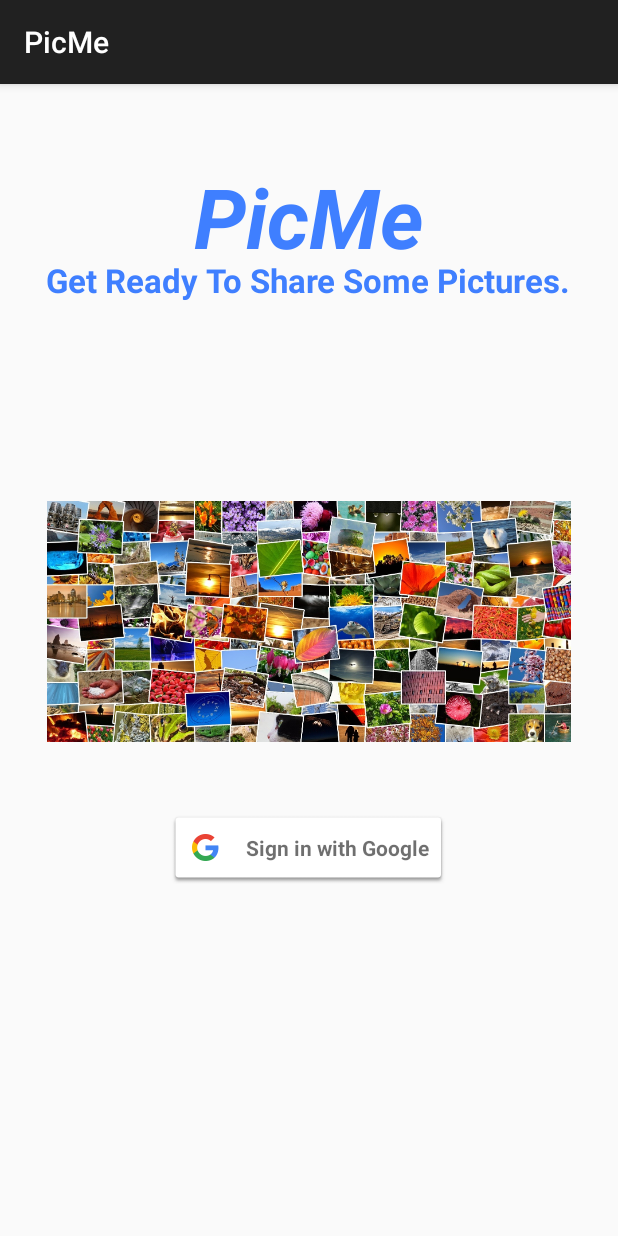
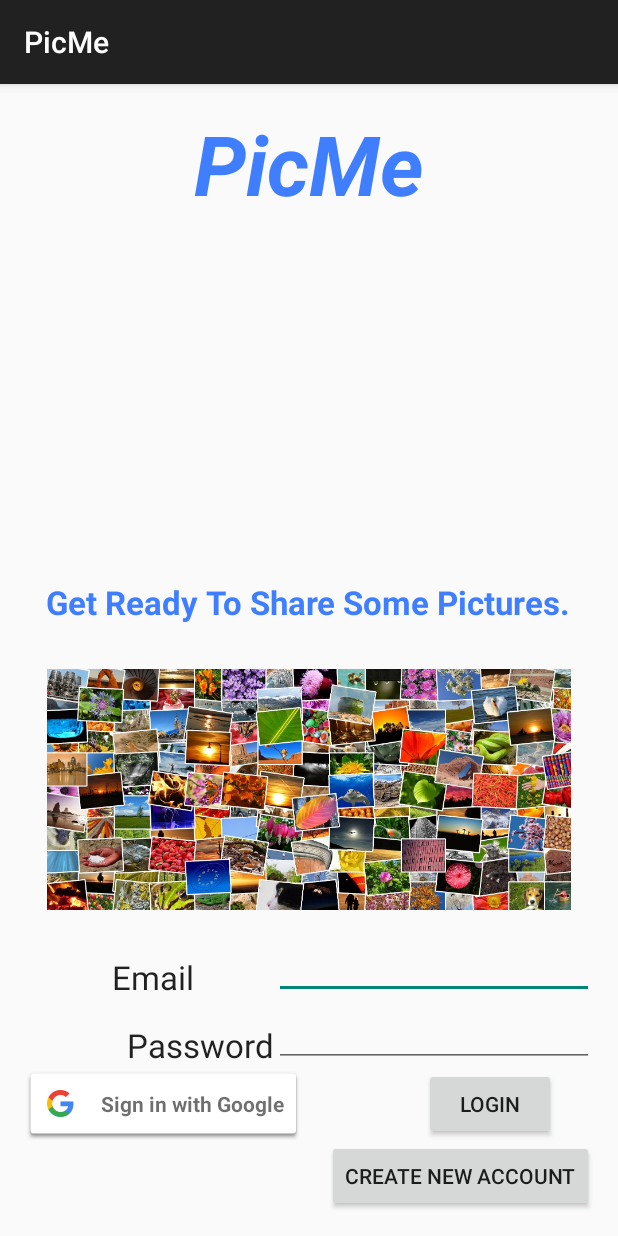
Before and after one commit to Matthancock03/cmpe137_project, an Android app: the screen it shows after launch (Login), on a phone screen of 412 x 824 dp. Run offline under Robolectric (Android 15) with nearby library versions, the phone set to English and light mode, and no system bars; libraries missing offline, so code that uses them is left out: com.firebase.client, com.firebase.simplelogin; 4 statements that could not run were skipped.

Commit message:
added email/password login

```diff
--- a/PicMe/app/src/main/java/com/example/misanthropic/picme/Login.java
+++ b/PicMe/app/src/main/java/com/example/misanthropic/picme/Login.java
@@ -1,30 +1,23 @@
 package com.example.misanthropic.picme;
 
-import android.app.Activity;
 import android.app.ProgressDialog;
 import android.content.Intent;
 import android.os.AsyncTask;
-import android.os.Debug;
+import android.os.Bundle;
 import android.support.v7.app.AppCompatActivity;
-import android.os.Bundle;
 import android.util.Log;
-import android.view.Menu;
-import android.view.MenuItem;
 import android.view.View;
-import android.widget.TextView;
 import android.widget.Button;
 import android.widget.EditText;
+import android.widget.TextView;
 import android.widget.Toast;
 
 import com.firebase.client.AuthData;
 import com.firebase.client.Firebase;
 import com.firebase.client.FirebaseError;
-
-import java.io.IOException;
-import java.util.Map;
-
 import com.firebase.simplelogin.FirebaseSimpleLoginError;
 import com.firebase.simplelogin.FirebaseSimpleLoginUser;
+import com.firebase.simplelogin.SimpleLogin;
 import com.firebase.simplelogin.SimpleLoginAuthenticatedHandler;
 import com.google.android.gms.auth.GoogleAuthException;
 import com.google.android.gms.auth.GoogleAuthUtil;
@@ -34,19 +27,23 @@ import com.google.android.gms.auth.api.signin.GoogleSignInAccount;
 import com.google.android.gms.auth.api.signin.GoogleSignInOptions;
 import com.google.android.gms.auth.api.signin.GoogleSignInResult;
 import com.google.android.gms.common.ConnectionResult;
-import com.google.android.gms.common.Scopes;
 import com.google.android.gms.common.SignInButton;
 import com.google.android.gms.common.api.GoogleApiClient;
-import com.google.android.gms.common.api.OptionalPendingResult;
 import com.google.android.gms.common.api.ResultCallback;
 import com.google.android.gms.common.api.Status;
-import com.google.android.gms.common.Scopes;
+
+import java.io.IOException;
 
 
 public class Login extends AppCompatActivity implements
         GoogleApiClient.OnConnectionFailedListener,
         View.OnClickListener {
 
+    public SimpleLogin authClient;
+    private EditText user;
+    private EditText pass;
+    private Button login;
+    private Button createuser;
     Firebase myFirebaseRef;
     String name;
     String email;
@@ -97,11 +94,41 @@ public class Login extends AppCompatActivity implements
         signInButton.setSize(SignInButton.SIZE_WIDE);
         signInButton.setScopes(gso.getScopeArray());
         // [END customize_button]
+
+
     }
 
     @Override
     public void onStart() {
         super.onStart();
+
+        myFirebaseRef = new Firebase("https://PicMe.firebaseio.com");
+
+        user = (EditText) findViewById(R.id.UserField);
+        pass = (EditText) findViewById(R.id.PassField);
+        login = (Button) findViewById(R.id.Login);
+        createuser = (Button) findViewById(R.id.createuser);
+
+        authClient = new SimpleLogin(myFirebaseRef, getApplicationContext());
+
+        login.setOnClickListener(new View.OnClickListener() {
+            @Override
+            public void onClick(View v) {
+                login();
+                email = user.getText().toString();
+                //Toast.makeText(getApplicationContext(), ""+email, Toast.LENGTH_SHORT).show();
+            }
+        });
+
+        createuser.setOnClickListener(new View.OnClickListener() {
+            @Override
+            public void onClick(View v) {
+                createuser();
+                //Firebase newaccref = myFirebaseRef.child("Users");
+                //Acc newacc = new Acc(user.getText().toString().replace(".", ","));
+                //newaccref.push().setValue(newacc);
+            }
+        });
         /*
         OptionalPendingResult<GoogleSignInResult> opr = Auth.GoogleSignInApi.silentSignIn(mGoogleApiClient);
 
@@ -148,7 +175,6 @@ public class Login extends AppCompatActivity implements
             final GoogleSignInAccount acct = result.getSignInAccount();
             name = acct.getDisplayName();
             email = acct.getEmail();
-
             Log.d("Login Status: ", "Successful Login");
             Log.d("Email: ", result.getSignInAccount().getIdToken());
             try {
@@ -316,4 +342,36 @@ public class Login extends AppCompatActivity implements
         };
         task.execute();
     }
+
+    public void GoToActivity(){
+        Intent i = new Intent(this, MainActivity.class);
+        startActivity(i);
+    }
+
+    public void login(){
+        authClient.loginWithEmail(user.getText().toString(), pass.getText().toString(), new SimpleLoginAuthenticatedHandler() {
+            public void authenticated(FirebaseSimpleLoginError error, FirebaseSimpleLoginUser user) {
+                if (error != null) {
+                    // There was an error logging into this account
+                } else {
+                    // We are now logged in
+                    GoToActivity();
+                }
+            }
+        });
+    }
+
+    public void createuser(){
+        authClient.createUser(user.getText().toString(), pass.getText().toString(), new SimpleLoginAuthenticatedHandler() {
+            public void authenticated(FirebaseSimpleLoginError error, FirebaseSimpleLoginUser user) {
+                if (error != null) {
+                    Toast.makeText(Login.this, "Username is taken", Toast.LENGTH_SHORT).show();
+                } else {
+                    Toast.makeText(Login.this, "New Account created", Toast.LENGTH_SHORT).show();
+
+
+                }
+            }
+        });
+    }
 }
--- a/PicMe/app/src/main/res/layout/fragment_login.xml
+++ b/PicMe/app/src/main/res/layout/fragment_login.xml
@@ -1,4 +1,4 @@
-<FrameLayout xmlns:android="http://schemas.android.com/apk/res/android"
+<RelativeLayout xmlns:android="http://schemas.android.com/apk/res/android"
     xmlns:tools="http://schemas.android.com/tools" android:layout_width="match_parent"
     android:layout_height="match_parent" android:paddingLeft="@dimen/activity_horizontal_margin"
     android:paddingRight="@dimen/activity_horizontal_margin"
@@ -12,13 +12,14 @@
         android:text="PicMe"
         android:id="@+id/header"
         android:layout_gravity="center_horizontal|top"
-        android:layout_marginTop="35dp"
         android:editable="false"
         android:gravity="center_horizontal"
         android:textSize="55dp"
         android:textStyle="bold|italic"
         android:textColor="#3f7fff"
-        android:singleLine="false" />
+        android:singleLine="false"
+        android:layout_alignParentTop="true"
+        android:layout_centerHorizontal="true" />
 
     <ImageView
         android:layout_width="wrap_content"
@@ -28,14 +29,16 @@
         android:src="@mipmap/album_image"
         android:paddingLeft="15dp"
         android:paddingRight="15dp"
-        android:layout_marginBottom="25dp" />
+        android:layout_above="@+id/PassField"
+        android:layout_alignParentEnd="true" />
 
     <com.google.android.gms.common.SignInButton
         android:id="@+id/sign_in_button"
         android:layout_width="wrap_content"
         android:layout_height="wrap_content"
         android:layout_gravity="center"
-        android:layout_marginTop="125dp" />
+        android:layout_above="@+id/createuser"
+        android:layout_alignParentStart="true" />
 
     <TextView
         android:layout_width="wrap_content"
@@ -46,8 +49,64 @@
         android:textColor="#3f7fff"
         android:textStyle="bold"
         android:textSize="22dp"
-        android:layout_marginTop="100dp"
-        android:gravity="center" />
+        android:gravity="center"
+        android:layout_alignTop="@+id/imageView"
+        android:layout_centerHorizontal="true" />
+
+    <EditText
+        android:layout_width="wrap_content"
+        android:layout_height="wrap_content"
+        android:inputType="textEmailAddress"
+        android:ems="10"
+        android:id="@+id/UserField"
+        android:layout_gravity="right|center_vertical"
+        android:layout_above="@+id/PassField"
+        android:layout_alignStart="@+id/PassField" />
+
+    <Button
+        android:layout_width="wrap_content"
+        android:layout_height="wrap_content"
+        android:text="Login"
+        android:id="@+id/Login"
+        android:layout_gravity="left|bottom"
+        android:layout_above="@+id/createuser"
+        android:layout_toEndOf="@+id/header" />
+
+    <EditText
+        android:layout_width="wrap_content"
+        android:layout_height="wrap_content"
+        android:inputType="textPassword"
+        android:ems="10"
+        android:id="@+id/PassField"
+        android:layout_gravity="right|bottom"
+        android:layout_above="@+id/sign_in_button"
+        android:layout_alignEnd="@+id/imageView" />
+
+    <TextView
+        android:layout_width="wrap_content"
+        android:layout_height="wrap_content"
+        android:textAppearance="?android:attr/textAppearanceLarge"
+        android:text="Email"
+        android:id="@+id/textView"
+        android:layout_above="@+id/PassField"
+        android:layout_toStartOf="@+id/header" />
+
+    <TextView
+        android:layout_width="wrap_content"
+        android:layout_height="wrap_content"
+        android:textAppearance="?android:attr/textAppearanceLarge"
+        android:text="Password"
+        android:id="@+id/textView2"
+        android:layout_alignBottom="@+id/PassField"
+        android:layout_toStartOf="@+id/PassField" />
+
+    <Button
+        android:layout_width="wrap_content"
+        android:layout_height="wrap_content"
+        android:text="Create New Account"
+        android:id="@+id/createuser"
+        android:layout_alignParentBottom="true"
+        android:layout_alignEnd="@+id/PassField" />
 
 
-</FrameLayout>
+</RelativeLayout>
```
Also changed, not shown: 1 other file.
